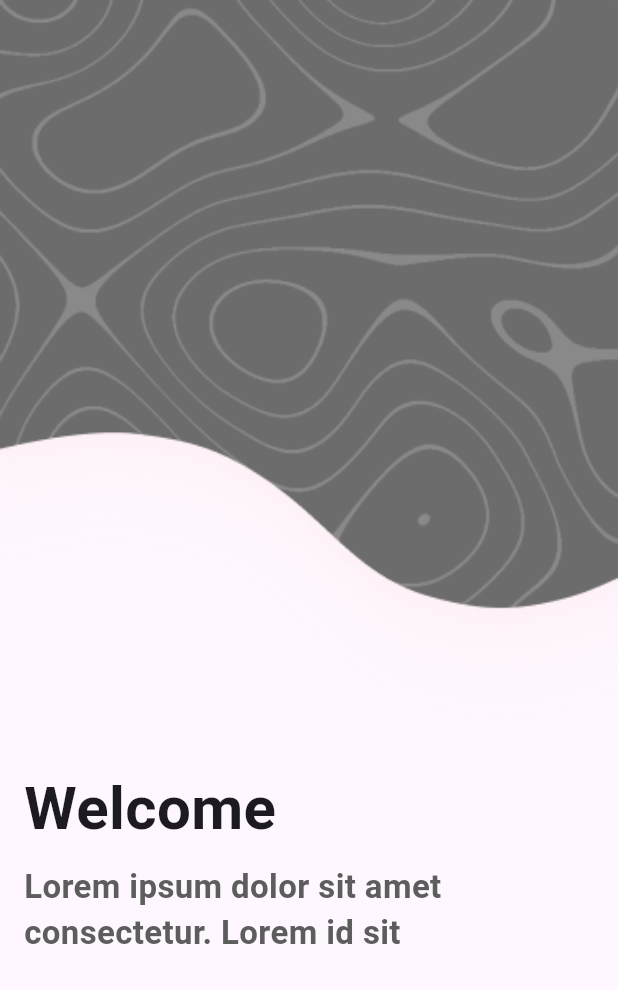
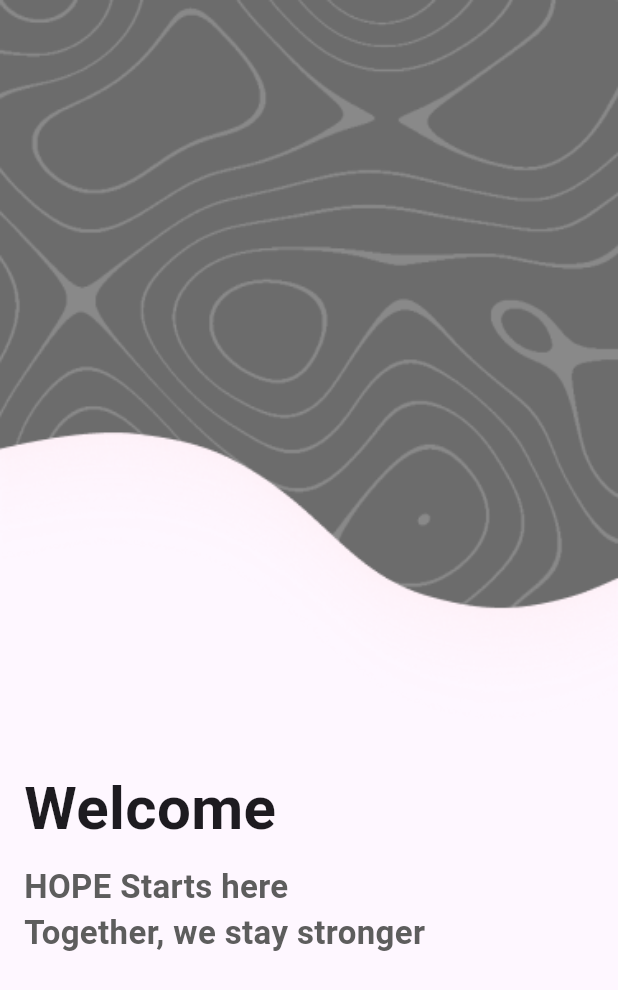
Before and after one commit to mostafanegm0/hope, a Flutter app: the Screen1 screen opened directly, on a phone screen of 412 x 824 dp. Shown: the top 990 px of the screen. Run offline on Flutter 3.47's test engine with Material 3 defaults, Android fonts, the phone set to English and light mode, and no system bars; Roboto replaces fonts that are missing (assets/font/sf-pro-display/SFPRODISPLAYREGULAR.OTF); project files that could hold a hidden picture were left out.

Commit message:
update project

```diff
--- a/lib/features/onboarding/signUpAndSignIn/reset_password/create_new_password.dart
+++ b/lib/features/onboarding/signUpAndSignIn/reset_password/create_new_password.dart
@@ -166,7 +166,7 @@ class _CreateNewPasswordScreenState extends State<CreateNewPasswordScreen> {
                                 style: ElevatedButton.styleFrom(
                                   minimumSize: Size(200, 50),
                                 ),
-                                child: Text("Back to Home"),
+                                child: Text("Back to Home", style: TextStyle(color: Colors.black )),
                               ),
                             ],
                           ),
--- a/lib/features/onboarding/view/screen_1.dart
+++ b/lib/features/onboarding/view/screen_1.dart
@@ -83,7 +83,7 @@ class _Screen1State extends State<Screen1> {
             Padding(
               padding: const EdgeInsets.symmetric(horizontal: 16),
               child: const Text(
-                "Lorem ipsum dolor sit amet consectetur. Lorem id sit",
+                "HOPE Starts here \nTogether, we stay stronger",
                 textAlign: TextAlign.start,
                 style: TextStyle(
                   color: Color(0xff5d5d5d),
```
